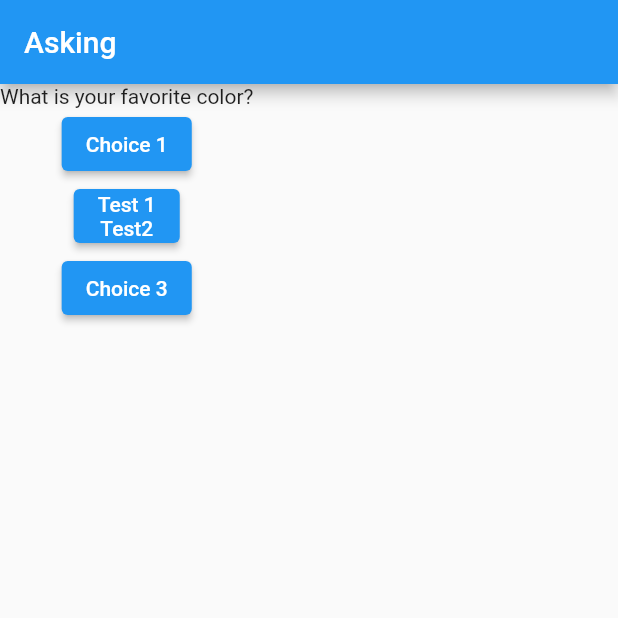
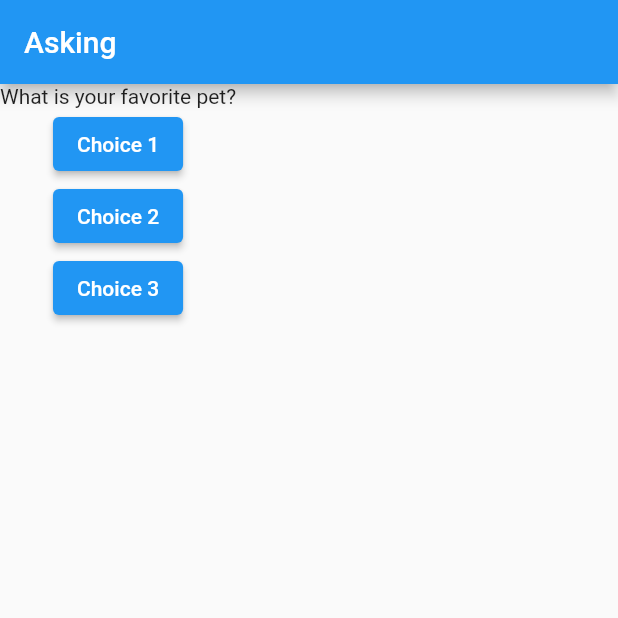
Before and after one commit to davisantosr/ask_questions_flutter_app, a Flutter app: the screen it shows after launch, after a tap on "Choice 1", on a phone screen of 412 x 824 dp, the top half of it. Run offline on Flutter 3.47's test engine with Material 2 defaults, Android fonts, the phone set to English and light mode, and no system bars.

```diff
--- a/lib/main.dart
+++ b/lib/main.dart
@@ -2,12 +2,17 @@ import 'package:flutter/material.dart';
 
 main() => runApp(new AskApp());
 
-@override
-class AskApp extends StatelessWidget {
+class AskAppState extends State<AskApp> {
+  var selectedAsk = 0;
+
   void answer() {
+    setState(() {
+      selectedAsk++;
+    });
     print('Answered');
   }
 
+  @override
   Widget build(BuildContext context) {
     final List<String> asks = [
       'What is your favorite color?',
@@ -20,25 +25,21 @@ class AskApp extends StatelessWidget {
           title: Text('Asking'),
         ),
         body: Column(children: [
-          Text(asks.elementAt(0)),
+          Text(asks.elementAt(selectedAsk)),
           ElevatedButton(
             child: Text('Choice 1'),
             onPressed: answer,
           ),
-          ElevatedButton(
-            child: Column(
-              children: [Text('Test 1'), Text('Test2')],
-            ),
-            onPressed: () {
-              print('Answer 2');
-            },
-          ),
-          ElevatedButton(
-            child: Text('Choice 3'),
-            onPressed: () => print('Answer 3'),
-          ),
+          ElevatedButton(child: Text('Choice 2'), onPressed: answer),
+          ElevatedButton(child: Text('Choice 3'), onPressed: answer),
         ]),
       ),
     );
   }
 }
+
+class AskApp extends StatefulWidget {
+  AskAppState createState() {
+    return AskAppState();
+  }
+}
```
